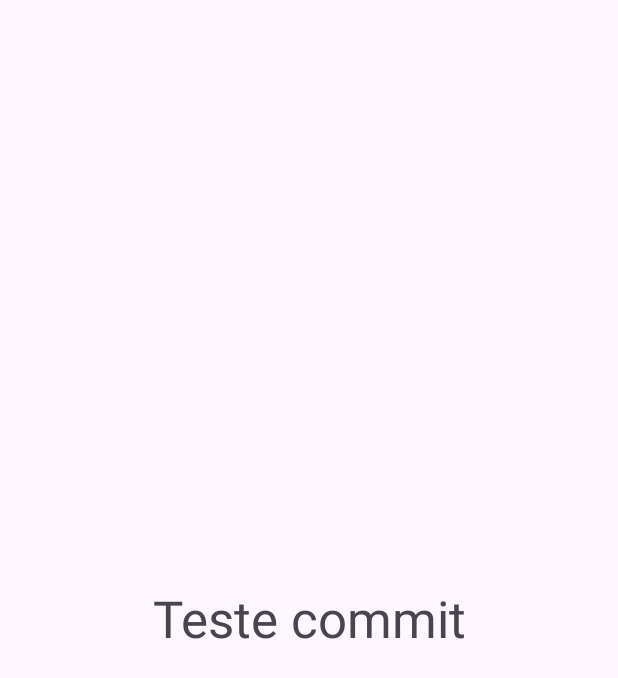
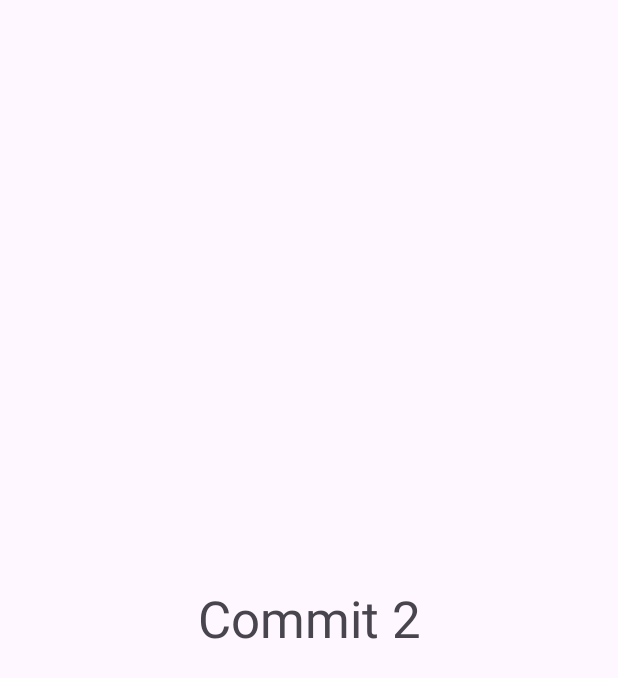
Before and after one commit to Fabricio-Roosevelt/ProjetoAppLoja, an Android app: the screen it shows after launch (MainActivity), on a phone screen of 412 x 824 dp. Shown: the top 678 px of the screen. Run offline under Robolectric (Android 15) with nearby library versions, the phone set to English and light mode, and no system bars.

Commit message:
Segundo commit - teste

```diff
--- a/app/src/main/res/layout/activity_main.xml
+++ b/app/src/main/res/layout/activity_main.xml
@@ -10,7 +10,7 @@
     <TextView
         android:layout_width="wrap_content"
         android:layout_height="wrap_content"
-        android:text="Teste commit"
+        android:text="Commit 2"
         android:textSize="34sp"
         app:layout_constraintBottom_toBottomOf="parent"
         app:layout_constraintEnd_toEndOf="parent"
```
